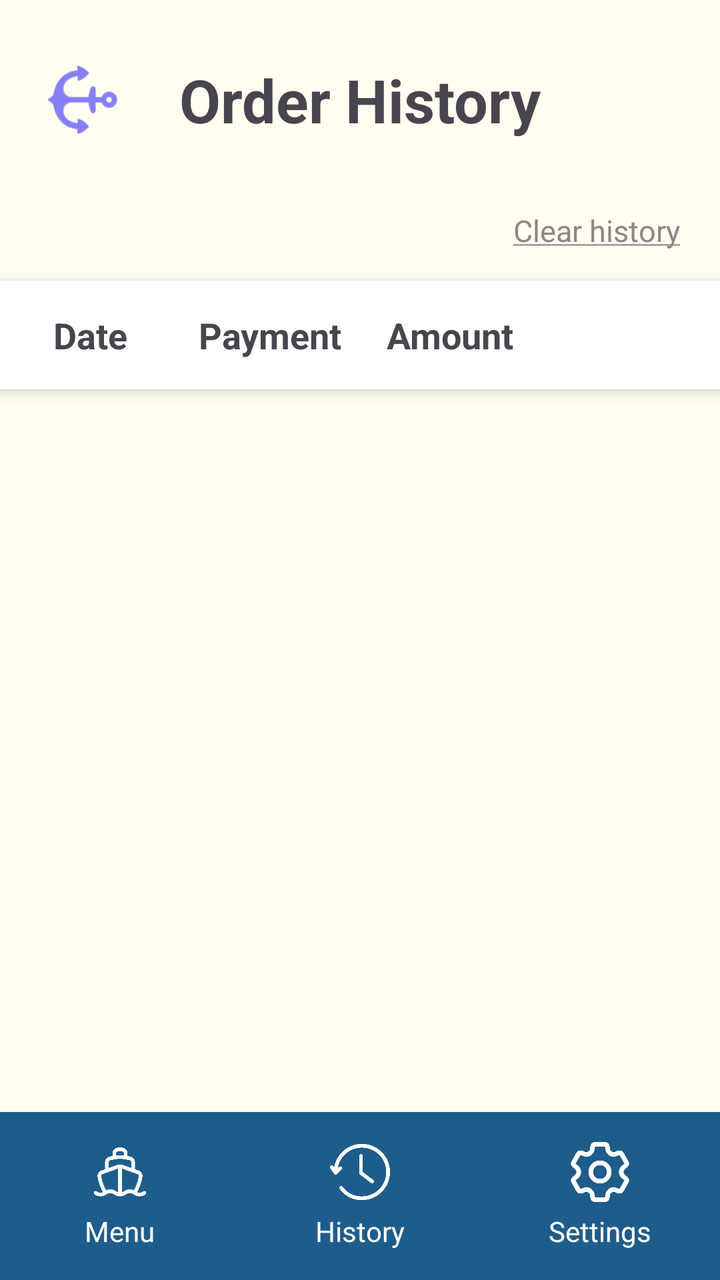
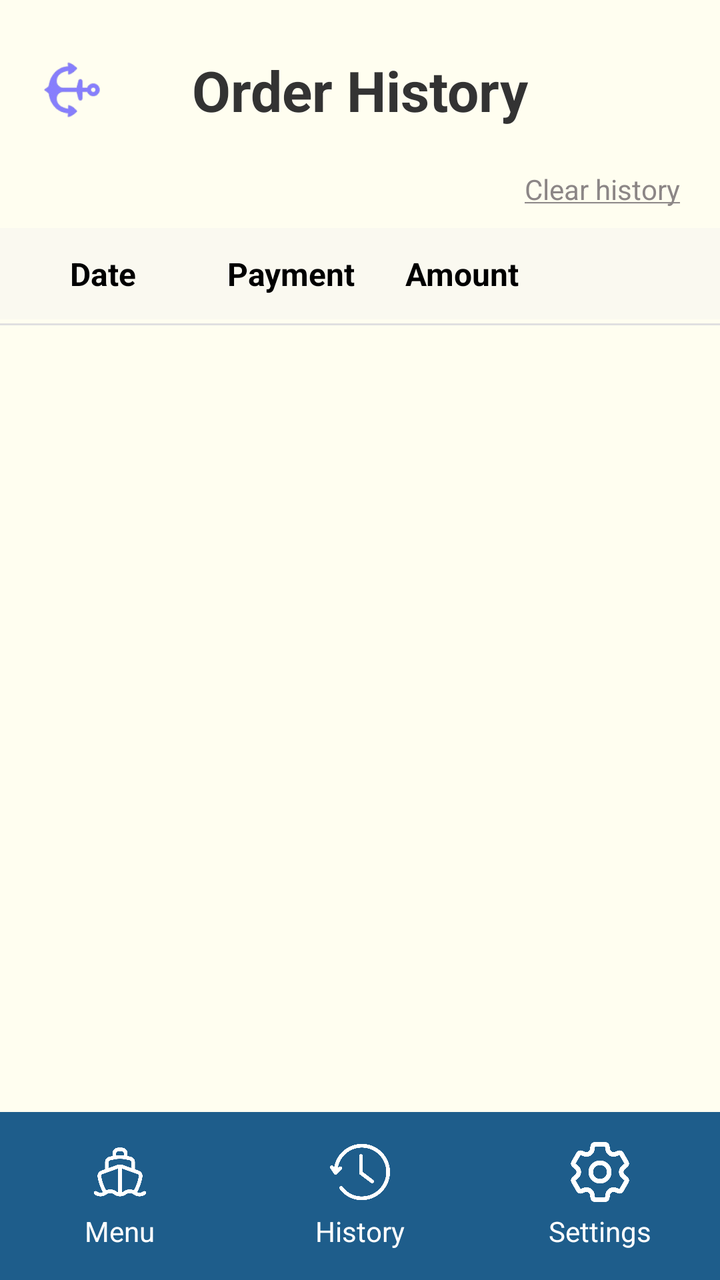

Before-and-after screenshots of an Android layout around one commit, followed by the original layout XML and the change that was made.
<!-- AndroidManifest.xml: application theme Theme.ShipEatsCustomer -->
<!-- res/layout/activity_c5_history_page.xml -->
<?xml version="1.0" encoding="utf-8"?>
<LinearLayout xmlns:android="http://schemas.android.com/apk/res/android"
    xmlns:app="http://schemas.android.com/apk/res-auto"
    xmlns:tools="http://schemas.android.com/tools"
    android:id="@+id/main"
    android:layout_width="match_parent"
    android:layout_height="match_parent"
    android:background="#FFFEF0"
    android:orientation="vertical"
    tools:context=".C5_History_Page">
    <FrameLayout
        android:layout_width="match_parent"
        android:layout_height="wrap_content"
        android:layout_marginTop="25dp"
        android:layout_marginHorizontal="15dp"
        android:layout_marginBottom="30dp">
        <ImageView
            android:id="@+id/back_button"
            android:layout_width="50dp"
            android:layout_height="50dp"
            android:layout_gravity="start|center_vertical"
            android:src="@drawable/anchor_icon" />
        <TextView
            android:layout_width="wrap_content"
            android:layout_height="wrap_content"
            android:layout_gravity="center"
            android:textStyle="bold"
            android:textSize="30sp"
            android:text="Order History"/>
    </FrameLayout>
    <TextView
        android:layout_width="wrap_content"
        android:layout_height="wrap_content"
        android:layout_gravity="right"
        android:layout_marginRight="20dp"
        android:textSize="15sp"
        android:textColor="#8C8686"
        android:text="@string/clear_history"
        android:id="@+id/clear_history"/>
    <LinearLayout
        android:layout_width="match_parent"
        android:layout_height="wrap_content"
        android:orientation="horizontal"
        android:layout_marginTop="15dp"
        android:paddingVertical="15dp"
        android:background="@color/white"
        android:elevation="4dp"
        android:layout_marginBottom="10dp">

        <TextView
            android:layout_width="0dp"
            android:layout_height="wrap_content"
            android:layout_weight="1"
            android:textAlignment="center"
            android:textStyle="bold"
            android:textSize="18sp"
            android:text="Date"/>
        <TextView
            android:layout_width="0dp"
            android:layout_height="wrap_content"
            android:layout_weight="1"
            android:textAlignment="center"
            android:textStyle="bold"
            android:textSize="18sp"
            android:text="Payment"/>
        <TextView
            android:layout_width="0dp"
            android:layout_height="wrap_content"
            android:layout_weight="1"
            android:textAlignment="center"
            android:textStyle="bold"
            android:textSize="18sp"
            android:text="Amount"/>
        <TextView
            android:layout_width="0dp"
            android:layout_height="wrap_content"
            android:layout_weight="1"
            android:text=""/>
    </LinearLayout>

    <ScrollView
        android:layout_width="match_parent"
        android:layout_height="0dp"
        android:layout_weight="1">

        <LinearLayout
            android:layout_width="match_parent"
            android:layout_height="wrap_content"
            android:orientation="vertical"
            android:id="@+id/history_lists_container">
        </LinearLayout>
    </ScrollView>
    <include
        layout="@layout/customer_footer_nav_bar"
        android:layout_width="match_parent"
        android:layout_height="wrap_content"
        android:layout_marginTop="10dp"/>
</LinearLayout>
<!-- res/layout/customer_footer_nav_bar.xml (included above) -->
<?xml version="1.0" encoding="utf-8"?>
<LinearLayout
    xmlns:android="http://schemas.android.com/apk/res/android"
    xmlns:app="http://schemas.android.com/apk/res-auto"
    android:layout_width="match_parent"
    android:layout_height="wrap_content"
    android:background="#1E5D8B"
    android:orientation="horizontal"
    android:paddingVertical="15dp"
    android:weightSum="3">

    <LinearLayout
        android:id="@+id/menu_nav"
        android:layout_width="0dp"
        android:layout_height="wrap_content"
        android:layout_weight="1"
        android:clickable="true"
        android:focusable="true"
        android:foreground="?attr/selectableItemBackground"
        android:gravity="center"
        android:orientation="vertical">

        <ImageView
            android:layout_width="30dp"
            android:layout_height="30dp"
            android:layout_marginBottom="5dp"
            android:src="@drawable/ship_icon"
            app:tint="@color/white"
            android:id="@+id/menu_icon"/>

        <TextView
            android:layout_width="wrap_content"
            android:layout_height="wrap_content"
            android:text="Menu"
            android:textColor="@color/white"
            android:textSize="14sp"
            android:id="@+id/menu_text"/>
    </LinearLayout>

    <LinearLayout
        android:id="@+id/history_nav"
        android:layout_width="0dp"
        android:layout_height="wrap_content"
        android:layout_weight="1"
        android:clickable="true"
        android:focusable="true"
        android:foreground="?attr/selectableItemBackground"
        android:gravity="center"
        android:orientation="vertical">

        <ImageView
            android:layout_width="30dp"
            android:layout_height="30dp"
            android:layout_marginBottom="5dp"
            android:src="@drawable/history_icon"
            app:tint="@color/white"
            android:id="@+id/history_icon"/>

        <TextView
            android:layout_width="wrap_content"
            android:layout_height="wrap_content"
            android:text="History"
            android:textColor="@color/white"
            android:textSize="14sp"
            android:id="@+id/history_text"/>
    </LinearLayout>

    <LinearLayout
        android:id="@+id/settings_nav"
        android:layout_width="0dp"
        android:layout_height="wrap_content"
        android:layout_weight="1"
        android:clickable="true"
        android:focusable="true"
        android:foreground="?attr/selectableItemBackground"
        android:gravity="center"
        android:orientation="vertical">

        <ImageView
            android:layout_width="30dp"
            android:layout_height="30dp"
            android:layout_marginBottom="5dp"
            android:src="@drawable/setting_icon"
            app:tint="@color/white"
            android:id="@+id/settings_icon"/>

        <TextView
            android:layout_width="wrap_content"
            android:layout_height="wrap_content"
            android:text="Settings"
            android:textColor="@color/white"
            android:textSize="14sp"
            android:id="@+id/settings_text"/>
    </LinearLayout>

</LinearLayout>
<!-- resources referenced by this layout -->
<resources>
  <color name="white">#FFFFFFFF</color>
  <!-- drawable anchor_icon: png bitmap (drawable, 11122 bytes) -->
  <!-- drawable history_icon: png bitmap (drawable, 14436 bytes) -->
  <!-- drawable setting_icon: png bitmap (drawable, 19182 bytes) -->
  <!-- drawable ship_icon: png bitmap (drawable, 13028 bytes) -->
  <string name="clear_history"><u>Clear history</u></string>
  <style name="Theme.ShipEatsCustomer" parent="Base.Theme.ShipEatsCustomer" />
  <style name="Base.Theme.ShipEatsCustomer" parent="Theme.Material3.DayNight.NoActionBar">
          
          
      </style>
</resources>

<!-- the commit's change to res/layout/activity_c5_history_page.xml (unified diff, before → after) -->
@@ -8,16 +8,17 @@
     android:background="#FFFEF0"
     android:orientation="vertical"
     tools:context=".C5_History_Page">
+
     <FrameLayout
         android:layout_width="match_parent"
         android:layout_height="wrap_content"
         android:layout_marginTop="25dp"
         android:layout_marginHorizontal="15dp"
-        android:layout_marginBottom="30dp">
+        android:layout_marginBottom="20dp">
         <ImageView
             android:id="@+id/back_button"
-            android:layout_width="50dp"
-            android:layout_height="50dp"
+            android:layout_width="40dp"
+            android:layout_height="40dp"
             android:layout_gravity="start|center_vertical"
             android:src="@drawable/anchor_icon" />
         <TextView
@@ -25,51 +26,56 @@
             android:layout_height="wrap_content"
             android:layout_gravity="center"
             android:textStyle="bold"
-            android:textSize="30sp"
+            android:textSize="28sp"
+            android:textColor="#333333"
             android:text="Order History"/>
     </FrameLayout>
+
     <TextView
+        android:id="@+id/clear_history"
         android:layout_width="wrap_content"
         android:layout_height="wrap_content"
-        android:layout_gravity="right"
-        android:layout_marginRight="20dp"
-        android:textSize="15sp"
+        android:layout_gravity="end"
+        android:layout_marginEnd="20dp"
+        android:layout_marginBottom="10dp"
+        android:textSize="14sp"
         android:textColor="#8C8686"
-        android:text="@string/clear_history"
-        android:id="@+id/clear_history"/>
+        android:text="@string/clear_history"/>
+
     <LinearLayout
         android:layout_width="match_parent"
         android:layout_height="wrap_content"
         android:orientation="horizontal"
-        android:layout_marginTop="15dp"
-        android:paddingVertical="15dp"
-        android:background="@color/white"
-        android:elevation="4dp"
-        android:layout_marginBottom="10dp">
-
+        android:paddingVertical="12dp"
+        android:background="#FAF9F0"
+        android:layout_marginBottom="2dp">
+
+        <TextView
+            android:layout_width="0dp"
+            android:layout_height="wrap_content"
+            android:layout_weight="1.2"
+            android:textAlignment="center"
+            android:textStyle="bold"
+            android:textSize="16sp"
+            android:textColor="@color/black"
+            android:text="Date"/>
         <TextView
             android:layout_width="0dp"
             android:layout_height="wrap_content"
             android:layout_weight="1"
             android:textAlignment="center"
             android:textStyle="bold"
-            android:textSize="18sp"
-            android:text="Date"/>
+            android:textSize="16sp"
+            android:textColor="@color/black"
+            android:text="Payment"/>
         <TextView
             android:layout_width="0dp"
             android:layout_height="wrap_content"
             android:layout_weight="1"
             android:textAlignment="center"
             android:textStyle="bold"
-            android:textSize="18sp"
-            android:text="Payment"/>
-        <TextView
-            android:layout_width="0dp"
-            android:layout_height="wrap_content"
-            android:layout_weight="1"
-            android:textAlignment="center"
-            android:textStyle="bold"
-            android:textSize="18sp"
+            android:textSize="16sp"
+            android:textColor="@color/black"
             android:text="Amount"/>
         <TextView
             android:layout_width="0dp"
@@ -77,6 +83,11 @@
             android:layout_weight="1"
             android:text=""/>
     </LinearLayout>
+
+    <View
+        android:layout_width="match_parent"
+        android:layout_height="1dp"
+        android:background="#E0E0E0"/>
 
     <ScrollView
         android:layout_width="match_parent"
@@ -90,11 +101,11 @@
             android:id="@+id/history_lists_container">
         </LinearLayout>
     </ScrollView>
+
     <include
         layout="@layout/customer_footer_nav_bar"
         android:layout_width="match_parent"
-        android:layout_height="wrap_content"
-        android:layout_marginTop="10dp"/>
+        android:layout_height="wrap_content"/>
 </LinearLayout>
 <!-- res/layout/customer_footer_nav_bar.xml (included above) -->
 <?xml version="1.0" encoding="utf-8"?>
<!-- resource entries referenced after the edit -->
@@ -1,6 +1,7 @@
 <!-- resources referenced by this layout -->
 <resources>
-  <color name="white">#FFFFFFFF</color>
+  <color name="black">#000000</color>
+  <color name="white">#FFFFFF</color>
   <!-- drawable anchor_icon: png bitmap (drawable, 11122 bytes) -->
   <!-- drawable history_icon: png bitmap (drawable, 14436 bytes) -->
   <!-- drawable setting_icon: png bitmap (drawable, 19182 bytes) -->
